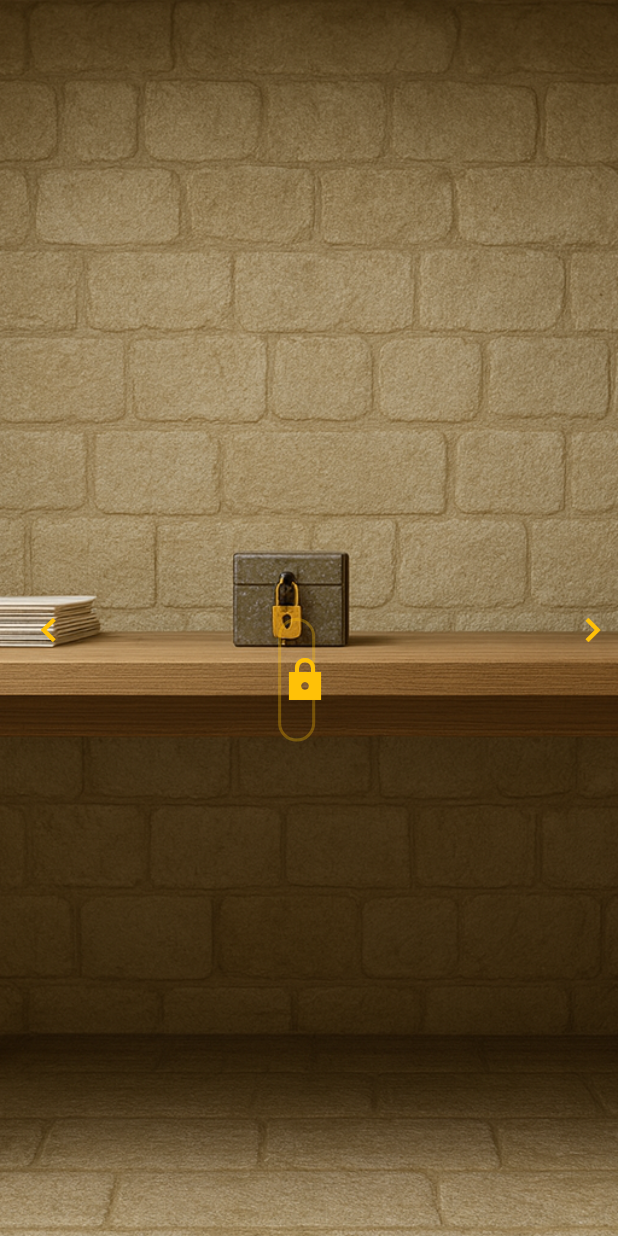
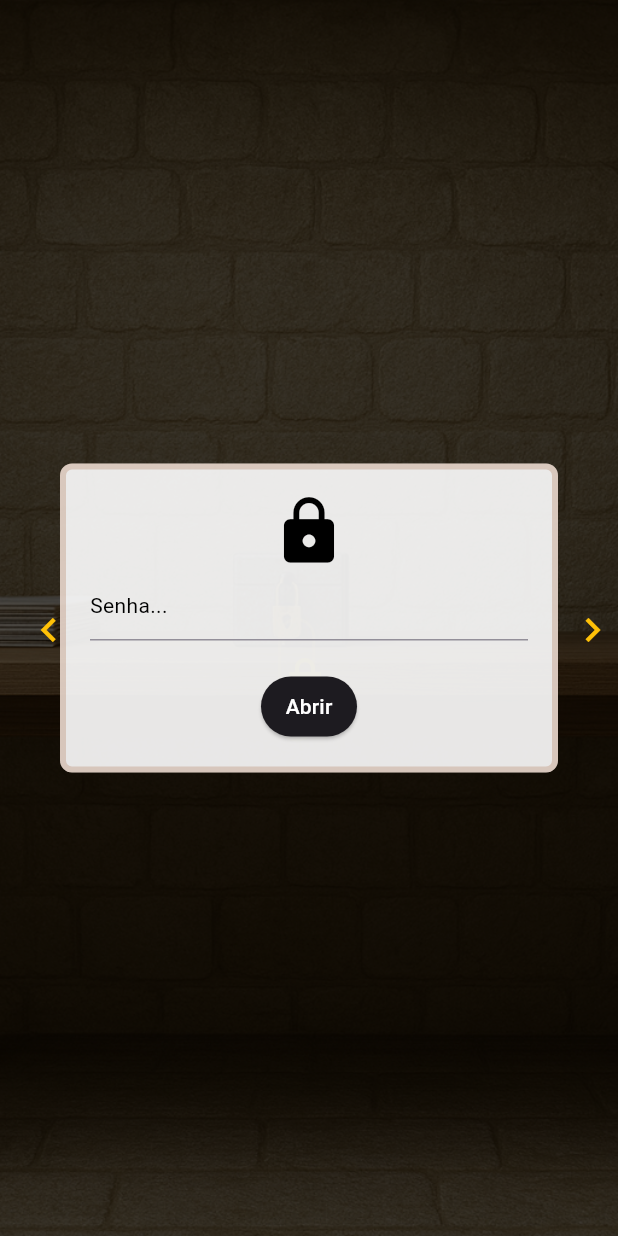
Before and after one commit to JTeixeiraz/Jogo-Point-And-Click-Em-Flutter, a Flutter app: the Littleboxscene screen opened by its route, after a tap on the "lock" icon, on a phone screen of 412 x 824 dp. Run offline on Flutter 3.47's test engine with Material 3 defaults, Android fonts, the phone set to English and light mode, and no system bars; our stand-ins replace audioplayers, file_picker; missing offline and left inert: dart:ffi.

Commit message:
adicionando cadeado com logica de senha

```diff
--- a/lib/screens/10past/floor1/LittleBoxScene.dart
+++ b/lib/screens/10past/floor1/LittleBoxScene.dart
@@ -2,6 +2,7 @@ import 'package:flutter/material.dart';
 import 'package:torredorelogio/Widgets/Icons/IconeAction.dart';
 import 'package:torredorelogio/Widgets/Icons/LeftIcon.dart';
 import 'package:torredorelogio/Widgets/Icons/RigthIcon.dart';
+import 'package:torredorelogio/service/lockLogic.dart';
 
 class Littleboxscene extends StatefulWidget {
   Littleboxscene({Key? key}) : super(key: key);
@@ -11,8 +12,28 @@ class Littleboxscene extends StatefulWidget {
 }
 
 class _LittleboxsceneState extends State<Littleboxscene> {
+  bool OpenModal = false;
+
+
+  void openLock(){
+    setState(() {
+      OpenModal = true;
+    });
+  }
+
+  void closeLock(){
+    setState(() {
+      OpenModal = false;
+    });
+  }
+
   @override
   Widget build(BuildContext context) {
+    Locklogic locklogic = new Locklogic();
+
+
+    final passwordLock = TextEditingController();
+
     return Scaffold(
       backgroundColor: Colors.black,
       body: Stack(
@@ -28,9 +49,79 @@ class _LittleboxsceneState extends State<Littleboxscene> {
             height: 0.50,
             width: 0.45,
             icone: Icons.lock_sharp,
-            onTap: (){
+            onTap: openLock
+          ),
 
-            }
+          if(OpenModal)
+          Positioned.fill(
+            child: GestureDetector(
+              onTap: closeLock,
+              child: Container(
+                color: Colors.black.withOpacity(0.7),
+                child: Center(
+                  child: GestureDetector(
+                    onTap: (){},
+                    child: SingleChildScrollView(
+                      child: Container(
+                        margin: const EdgeInsets.all(20),
+                        constraints: const BoxConstraints(maxWidth: 400),
+                        child: Column(
+                          mainAxisSize: MainAxisSize.min,
+                          children: [
+                            Padding(
+                              padding: const EdgeInsets.all(20),
+                              child: Column(
+                                children: [
+                                  Container(
+                                      padding: const EdgeInsets.all(16),
+                                      decoration: BoxDecoration(
+                                        color: Colors.white.withOpacity(0.9),
+                                        borderRadius: BorderRadius.circular(8),
+                                        border: Border.all(
+                                          color: const Color(0xFF92400E).withOpacity(0.2),
+                                          width: 4,
+                                        ),
+                                      ),
+                                      child: Column(
+                                        children: [
+                                          Icon(Icons.lock, size: 50, color: Colors.black,),
+                                          TextField(
+                                            controller: passwordLock,
+                                            decoration: InputDecoration(
+                                              hint: Text('Senha...', style: TextStyle(color: Colors.black),),
+                                            ),
+                                            style: TextStyle(
+                                              color: Colors.black
+                                            ),
+                                          ),
+                                          const SizedBox(height: 20,),
+                                          ElevatedButton(
+                                            style: ElevatedButton.styleFrom(
+                                              foregroundColor: Colors.white,
+                                              padding: const EdgeInsets.all(10)
+                                            ),
+                                            onPressed: (){
+                                              bool resultado = locklogic.tryToOpenLittleBoxFloor1(passwordLock.text);
+                                              if(resultado){
+                                                Navigator.pushNamed(context, "");
+                                              }
+                                            },
+                                            child: Text("Abrir"),
+                                          ),
+                                        ],
+                                      )
+                                    )
+                                ],
+                              ),
+                            )
+                          ],
+                        ),
+                      ),
+                    ),
+                  ),
+                ),
+              ),
+            ),
           ),
 
           Lefticon(route: '/passado10PortaIrEmBora'),
--- a/lib/service/lockLogic.dart
+++ b/lib/service/lockLogic.dart
@@ -6,4 +6,13 @@ class Locklogic {
       return false;
     }
   }
+
+
+  bool tryToOpenLittleBoxFloor1(String n){
+    if(n == "ATEMPORAL"){
+      return true;
+    }else{
+      return false;
+    }
+  }
 }
--- a/pubspec.yaml
+++ b/pubspec.yaml
@@ -33,3 +33,4 @@ flutter:
     - assets/portaSairPassado10.png
     - assets/pinturaPassad10.png
     - assets/FotoPintura.png
+    - assets/CaixinhaAberta.png
```
Also changed, not shown: assets/CaixinhaAberta.png (added).
